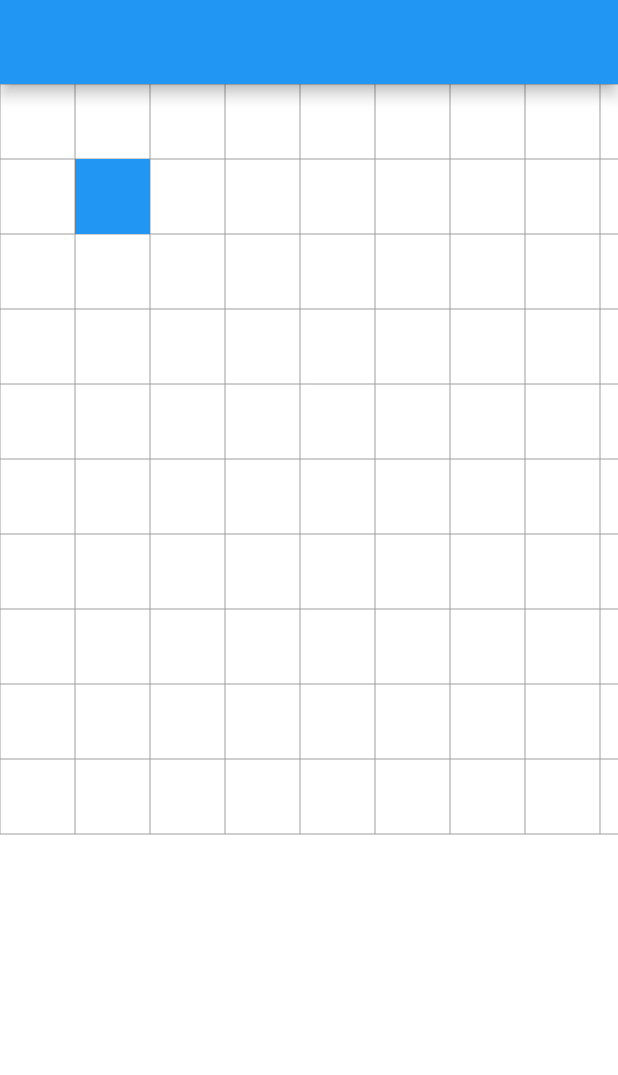
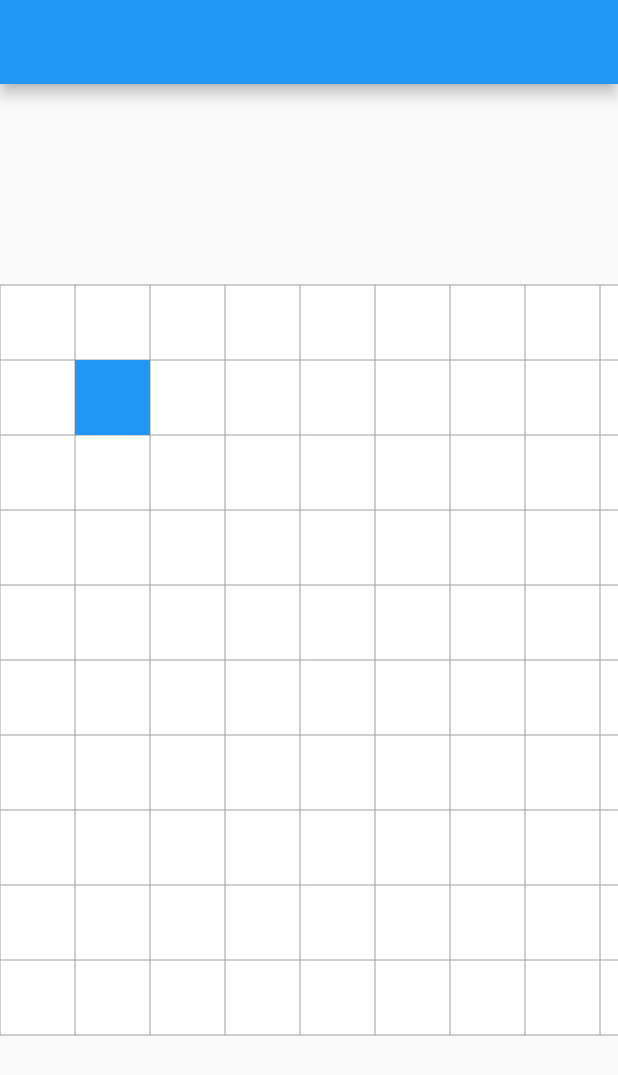
Before and after one commit to kd224/battle-ships, a Flutter app: the screen it shows after launch, on a phone screen of 412 x 824 dp. Shown: the top 1075 px of the screen. Run offline on Flutter 3.47's test engine with Material 2 defaults, Android fonts, the light colour scheme and no system bars.

Commit message:
Center grid

```diff
--- a/lib/screens/play_screen.dart
+++ b/lib/screens/play_screen.dart
@@ -25,7 +25,8 @@ class _PlayScreenState extends State<PlayScreen> {
   Widget build(BuildContext context) {
     return Scaffold(
       appBar: AppBar(),
-      body: GestureDetector(
+      body: Center(
+        child: GestureDetector(
           onPanStart: (details) {
             setState(() {
               _isClicked = true;
@@ -36,6 +37,13 @@ class _PlayScreenState extends State<PlayScreen> {
           onPanEnd: (details) {
             setState(() {
               _isClicked = false;
+
+              // Prevent to put ship outside grid.
+              if (x > 500) x = 475;
+              if (y > 500) y = 475;
+              if (x < 0) x = 25;
+              if (y < 0) y = 25;
+
               x = _findNearest50(x);
               y = _findNearest50(y);
             });
@@ -49,8 +57,8 @@ class _PlayScreenState extends State<PlayScreen> {
             }
           },
           child: Container(
-          width: MediaQuery.of(context).size.width,
-          height: MediaQuery.of(context).size.height,
+            width: 500,
+            height: 500,
             color: Colors.white,
             child: CustomPaint(
               painter: MyGridPainter(),
@@ -58,6 +66,7 @@ class _PlayScreenState extends State<PlayScreen> {
             ),
           ),
         ),
+      ),
     );
   }
 }
```
Also changed, not shown: 1 other file. Lines whose indentation alone changed are shown as unchanged.
